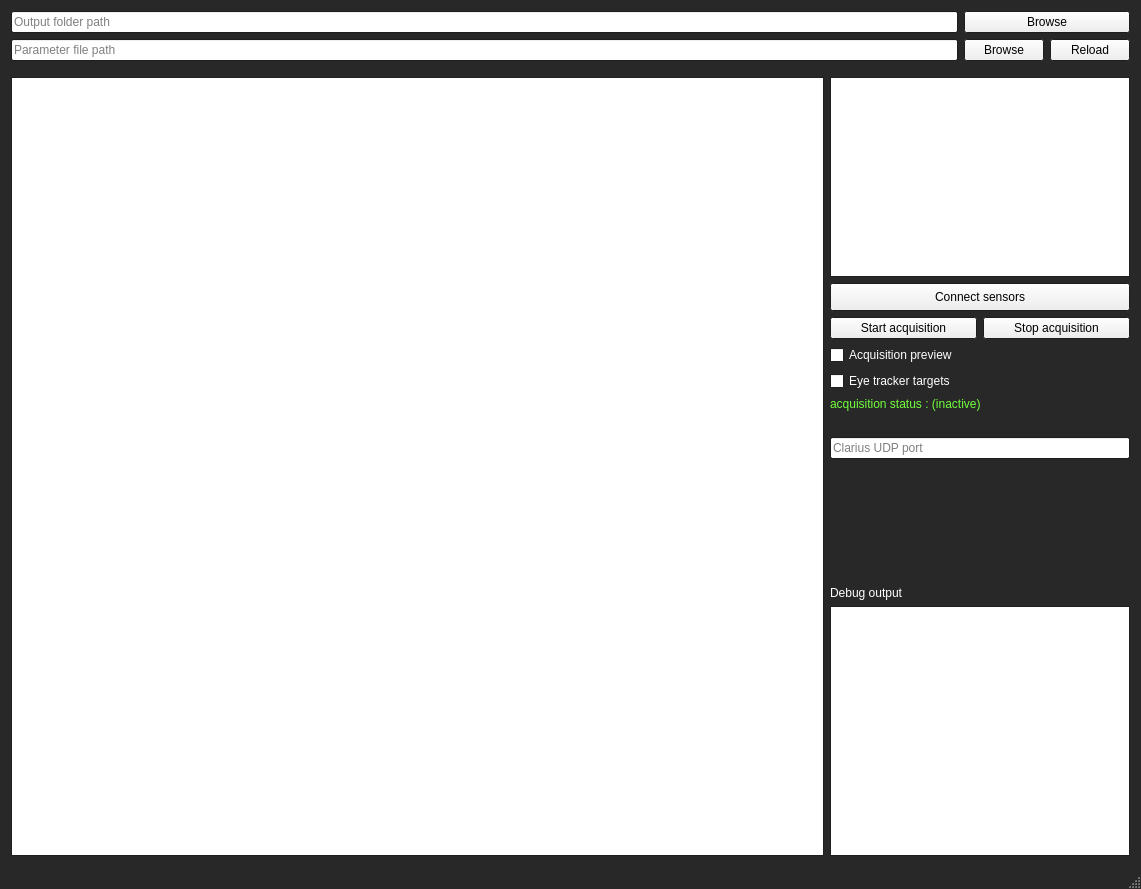
Before: the Qt Designer form SonoAssist/SonoAssist/SonoAssist.ui in LATIS-LABS-ETS/SonoAssist, drawn with Qt 5.
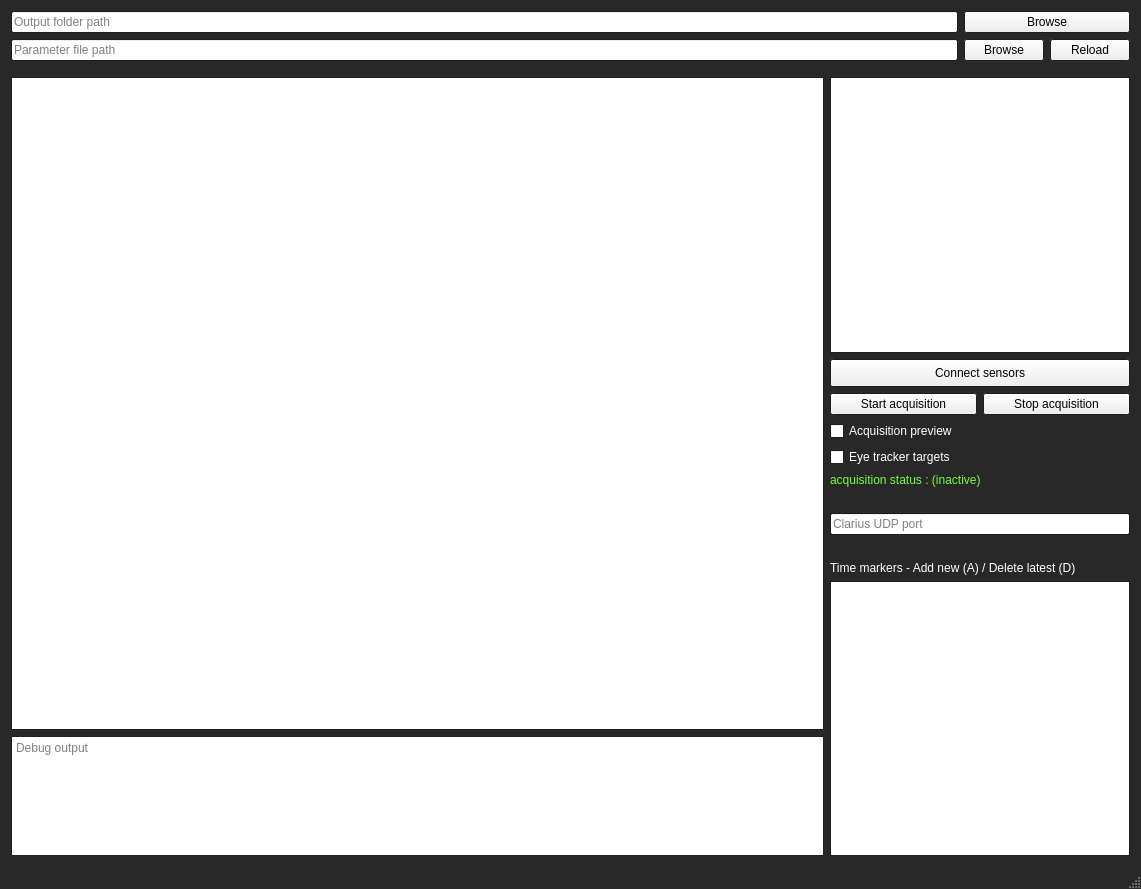
After: the same form once the commit is applied.

Commit message:
Tweaks and new time marker functionality
	- New time marker functionality
		- add a time marker (a key)
		- remove latest time marker (d key)

	- UI updates
		- changed the position of the debug output window
		- new side panel component for time markers

	- Updated the readme

The edit to the form file:
```diff
--- a/SonoAssist/SonoAssist/SonoAssist.ui
+++ b/SonoAssist/SonoAssist/SonoAssist.ui
@@ -245,6 +245,37 @@
           </property>
          </widget>
         </item>
+        <item>
+         <widget class="QTextEdit" name="debug_text_edit">
+          <property name="sizePolicy">
+           <sizepolicy hsizetype="Expanding" vsizetype="Fixed">
+            <horstretch>0</horstretch>
+            <verstretch>0</verstretch>
+           </sizepolicy>
+          </property>
+          <property name="minimumSize">
+           <size>
+            <width>300</width>
+            <height>120</height>
+           </size>
+          </property>
+          <property name="maximumSize">
+           <size>
+            <width>16777215</width>
+            <height>120</height>
+           </size>
+          </property>
+          <property name="lineWrapMode">
+           <enum>QTextEdit::NoWrap</enum>
+          </property>
+          <property name="readOnly">
+           <bool>true</bool>
+          </property>
+          <property name="placeholderText">
+           <string>Debug output</string>
+          </property>
+         </widget>
+        </item>
        </layout>
       </item>
       <item>
@@ -413,10 +444,13 @@
           <property name="orientation">
            <enum>Qt::Vertical</enum>
           </property>
+          <property name="sizeType">
+           <enum>QSizePolicy::Fixed</enum>
+          </property>
           <property name="sizeHint" stdset="0">
            <size>
             <width>20</width>
-            <height>40</height>
+            <height>20</height>
            </size>
           </property>
          </spacer>
@@ -424,30 +458,18 @@
         <item>
          <widget class="QLabel" name="label">
           <property name="text">
-           <string>Debug output</string>
+           <string>Time markers - Add new (A) / Delete latest (D)</string>
           </property>
          </widget>
         </item>
         <item>
-         <widget class="QTextEdit" name="debug_text_edit">
+         <widget class="QListWidget" name="time_marker_list">
           <property name="sizePolicy">
-           <sizepolicy hsizetype="Minimum" vsizetype="Minimum">
+           <sizepolicy hsizetype="Minimum" vsizetype="Expanding">
             <horstretch>0</horstretch>
             <verstretch>0</verstretch>
            </sizepolicy>
           </property>
-          <property name="minimumSize">
-           <size>
-            <width>300</width>
-            <height>250</height>
-           </size>
-          </property>
-          <property name="lineWrapMode">
-           <enum>QTextEdit::NoWrap</enum>
-          </property>
-          <property name="readOnly">
-           <bool>true</bool>
-          </property>
          </widget>
         </item>
        </layout>
```
Left out of the diff: 2 changed lines with no effect on the pictures. The commit also changes 11 other files.
